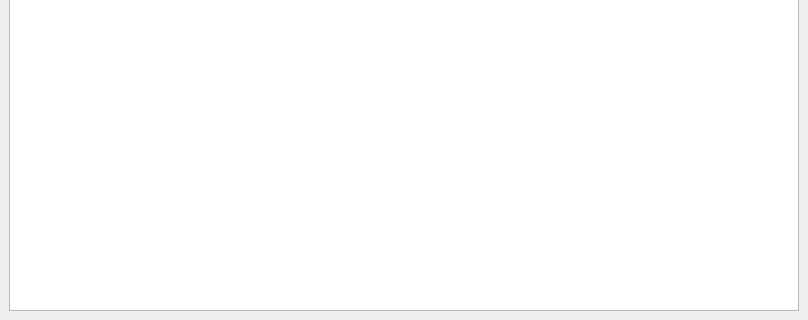
Before: the Qt Designer form Main.ui in mendoza/hotcake, drawn with Qt 5; both pictures show x 0 to 808 and y 280 to 600 of the 808 by 600 pixel window.
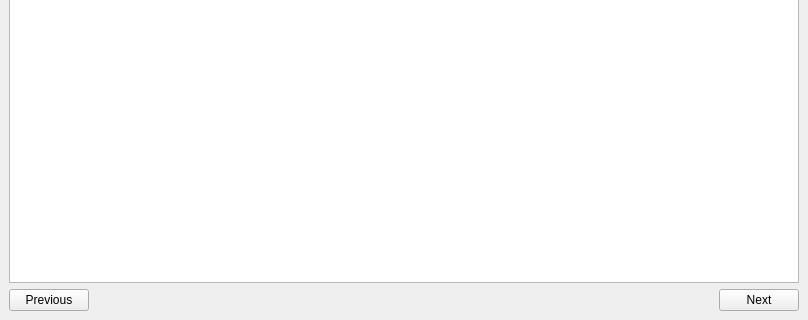
After: the same form once the commit is applied. Icons and pictures are not drawn.

```diff
--- a/Main.ui
+++ b/Main.ui
@@ -21,11 +21,42 @@
    <layout class="QGridLayout" name="gridLayout_2">
     <item row="0" column="0">
      <layout class="QGridLayout" name="gridLayout">
-      <item row="3" column="0">
+      <item row="1" column="0">
        <widget class="QTableWidget" name="tableWidget"/>
       </item>
      </layout>
     </item>
+    <item row="1" column="0">
+     <layout class="QHBoxLayout" name="horizontalLayout">
+      <item>
+       <widget class="QPushButton" name="Previous_button">
+        <property name="text">
+         <string>Previous</string>
+        </property>
+       </widget>
+      </item>
+      <item>
+       <spacer name="horizontalSpacer">
+        <property name="orientation">
+         <enum>Qt::Horizontal</enum>
+        </property>
+        <property name="sizeHint" stdset="0">
+         <size>
+          <width>40</width>
+          <height>20</height>
+         </size>
+        </property>
+       </spacer>
+      </item>
+      <item>
+       <widget class="QPushButton" name="Next_button">
+        <property name="text">
+         <string>Next</string>
+        </property>
+       </widget>
+      </item>
+     </layout>
+    </item>
    </layout>
   </widget>
   <widget class="QMenuBar" name="menubar">
```
Left out of the diff: 8 changed lines with no effect on the pictures.
